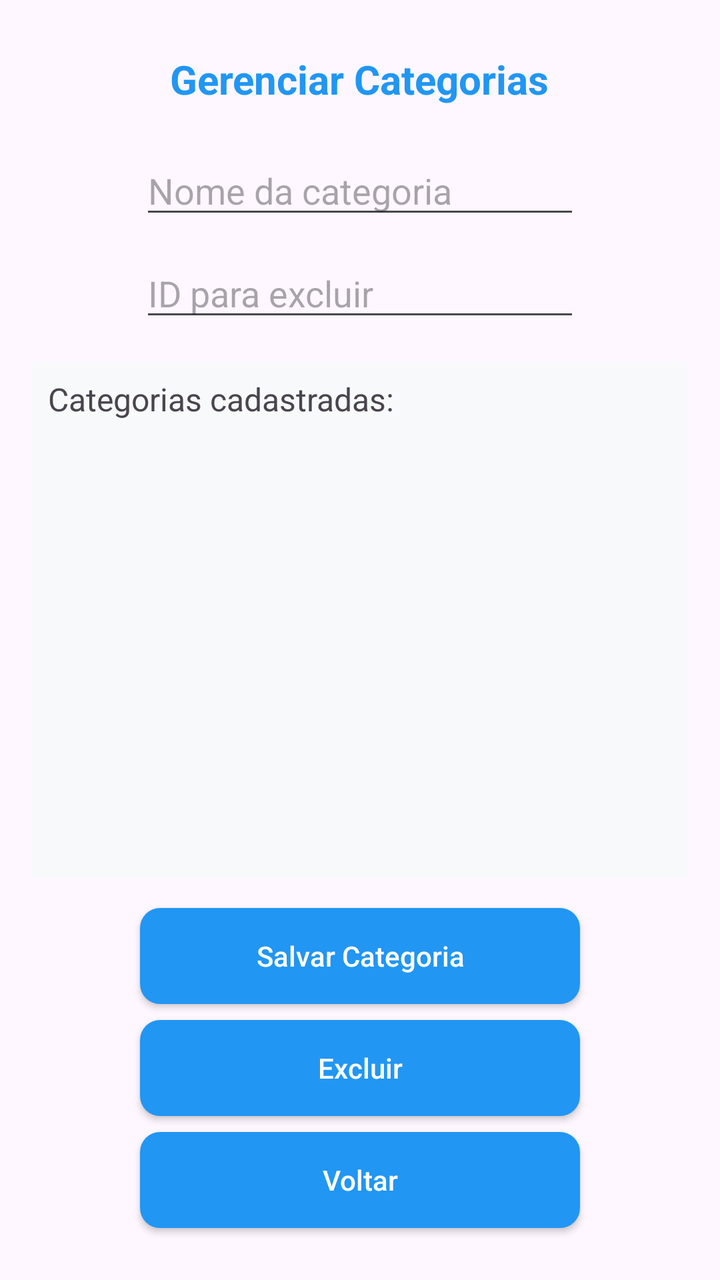
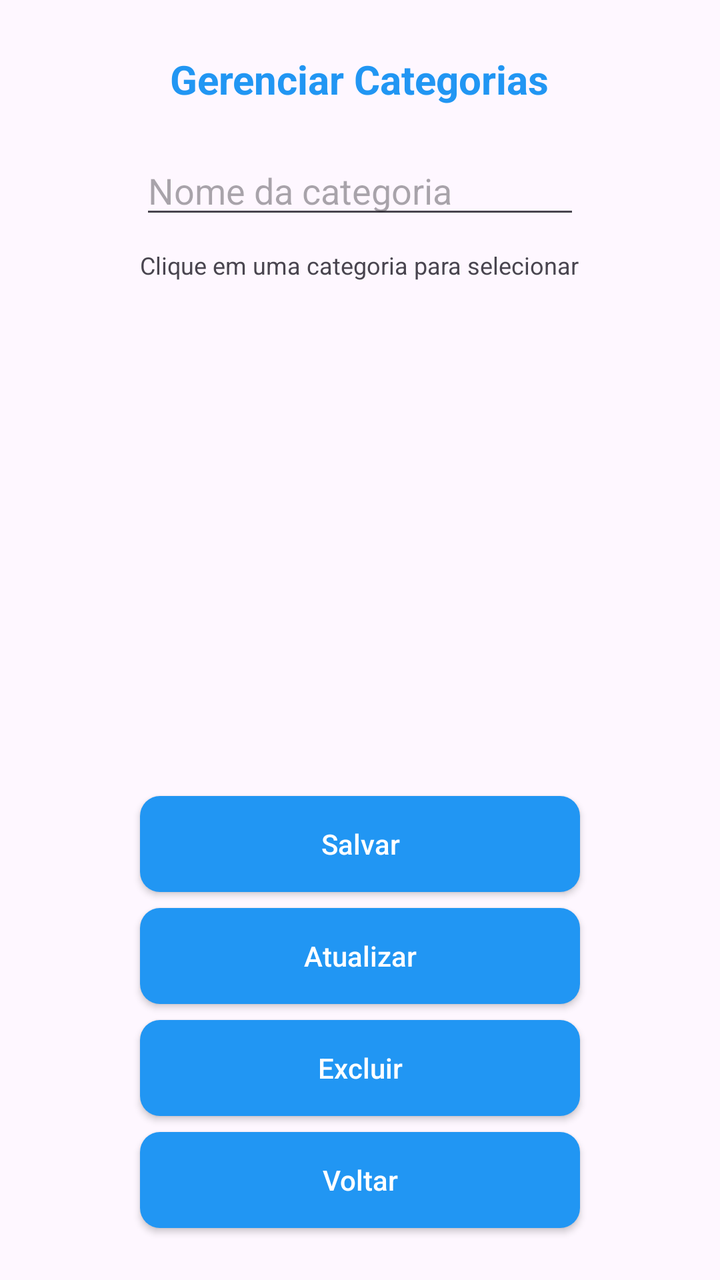

Two renders of the same Android screen: before a commit and after it. Below are the layout's source before the change and the commit's diff.
<!-- AndroidManifest.xml: application theme Theme.ControleGastos -->
<!-- res/layout/activity_categoria.xml -->
<?xml version="1.0" encoding="utf-8"?>
<LinearLayout
    xmlns:android="http://schemas.android.com/apk/res/android"
    android:id="@+id/main"
    android:layout_width="match_parent"
    android:layout_height="match_parent"
    android:orientation="vertical"
    android:padding="16dp"
    android:gravity="center_horizontal">

    <TextView
        android:layout_width="wrap_content"
        android:layout_height="wrap_content"
        android:text="Gerenciar Categorias"
        android:textSize="20sp"
        android:textStyle="bold"
        android:layout_marginTop="10dp"
        android:layout_marginBottom="20dp"
        android:textColor="#2196F3"/>

    <EditText
        android:id="@+id/edtNomeCategoria"
        android:layout_width="220dp"
        android:layout_height="wrap_content"
        android:hint="Nome da categoria"/>

    <EditText
        android:id="@+id/edtIdExcluir"
        android:layout_width="220dp"
        android:layout_height="wrap_content"
        android:hint="ID para excluir"
        android:inputType="number"
        android:layout_marginTop="10dp"/>

    <ScrollView
        android:layout_width="match_parent"
        android:layout_height="0dp"
        android:layout_weight="1"
        android:layout_marginTop="15dp"
        android:layout_marginBottom="15dp"
        android:background="#F8F9FA">

        <TextView
            android:id="@+id/txtCategorias"
            android:layout_width="match_parent"
            android:layout_height="wrap_content"
            android:text="Categorias cadastradas:"
            android:textSize="16sp"
            android:padding="8dp"/>
    </ScrollView>

    <android.widget.Button
        android:id="@+id/btnSalvarCategoria"
        android:layout_width="220dp"
        android:layout_height="wrap_content"
        android:text="Salvar Categoria"
        android:background="@drawable/botao"
        android:textColor="#FFFFFF"
        android:textAllCaps="false"
        android:layout_marginBottom="8dp"/>

    <android.widget.Button
        android:id="@+id/btnExcluir"
        android:layout_width="220dp"
        android:layout_height="wrap_content"
        android:text="Excluir"
        android:background="@drawable/botao"
        android:textColor="#FFFFFF"
        android:textAllCaps="false"
        android:layout_marginBottom="8dp"/>

    <android.widget.Button
        android:id="@+id/btnVoltar"
        android:layout_width="220dp"
        android:layout_height="wrap_content"
        android:text="Voltar"
        android:background="@drawable/botao"
        android:textColor="#FFFFFF"
        android:textAllCaps="false"
        android:layout_marginBottom="10dp"/>

</LinearLayout>
<!-- resources referenced by this layout -->
<resources>
  <!-- drawable botao (drawable) -->
  <?xml version="1.0" encoding="utf-8"?>
  <shape xmlns:android="http://schemas.android.com/apk/res/android">
      <solid android:color="#2196F3" />
  
      <corners android:radius="10dp" />
  
      <padding
          android:left="10dp"
          android:top="6dp"
          android:right="10dp"
          android:bottom="6dp" />
  </shape>
  <style name="Theme.ControleGastos" parent="Base.Theme.ControleGastos" />
  <style name="Base.Theme.ControleGastos" parent="Theme.Material3.DayNight.NoActionBar">
          
          
      </style>
</resources>

<!-- the commit's change to res/layout/activity_categoria.xml (unified diff, before → after) -->
@@ -24,42 +24,48 @@
         android:layout_height="wrap_content"
         android:hint="Nome da categoria"/>
 
-    <EditText
-        android:id="@+id/edtIdExcluir"
-        android:layout_width="220dp"
+    <TextView
+        android:layout_width="wrap_content"
         android:layout_height="wrap_content"
-        android:hint="ID para excluir"
-        android:inputType="number"
+        android:text="Clique em uma categoria para selecionar"
+        android:textSize="12sp"
         android:layout_marginTop="10dp"/>
 
     <ScrollView
         android:layout_width="match_parent"
         android:layout_height="0dp"
         android:layout_weight="1"
-        android:layout_marginTop="15dp"
-        android:layout_marginBottom="15dp"
-        android:background="#F8F9FA">
+        android:layout_marginTop="10dp"
+        android:layout_marginBottom="15dp">
 
-        <TextView
-            android:id="@+id/txtCategorias"
+        <LinearLayout
+            android:id="@+id/layoutCategorias"
             android:layout_width="match_parent"
             android:layout_height="wrap_content"
-            android:text="Categorias cadastradas:"
-            android:textSize="16sp"
-            android:padding="8dp"/>
+            android:orientation="vertical"/>
     </ScrollView>
 
-    <android.widget.Button
+    <Button
         android:id="@+id/btnSalvarCategoria"
         android:layout_width="220dp"
         android:layout_height="wrap_content"
-        android:text="Salvar Categoria"
+        android:text="Salvar"
         android:background="@drawable/botao"
         android:textColor="#FFFFFF"
         android:textAllCaps="false"
         android:layout_marginBottom="8dp"/>
 
-    <android.widget.Button
+    <Button
+        android:id="@+id/btnAtualizar"
+        android:layout_width="220dp"
+        android:layout_height="wrap_content"
+        android:text="Atualizar"
+        android:background="@drawable/botao"
+        android:textColor="#FFFFFF"
+        android:textAllCaps="false"
+        android:layout_marginBottom="8dp"/>
+
+    <Button
         android:id="@+id/btnExcluir"
         android:layout_width="220dp"
         android:layout_height="wrap_content"
@@ -69,7 +75,7 @@
         android:textAllCaps="false"
         android:layout_marginBottom="8dp"/>
 
-    <android.widget.Button
+    <Button
         android:id="@+id/btnVoltar"
         android:layout_width="220dp"
         android:layout_height="wrap_content"
